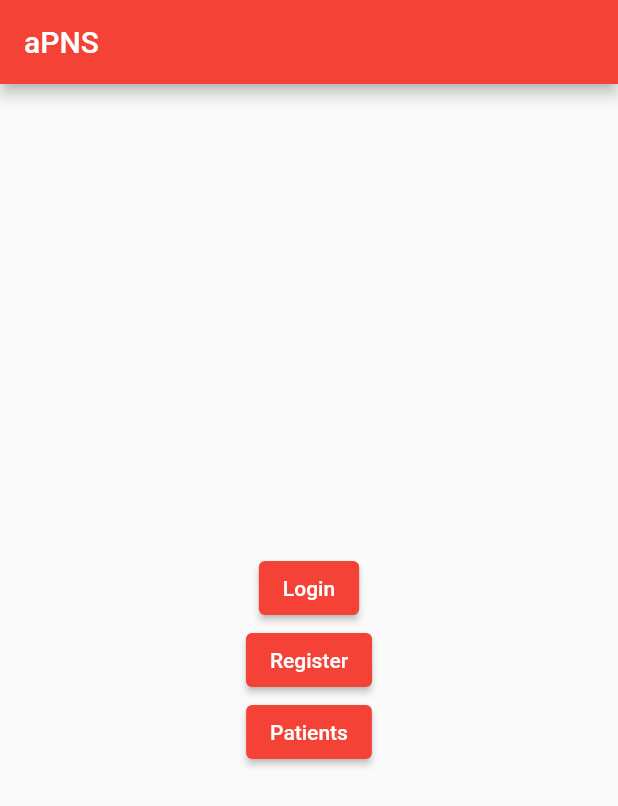
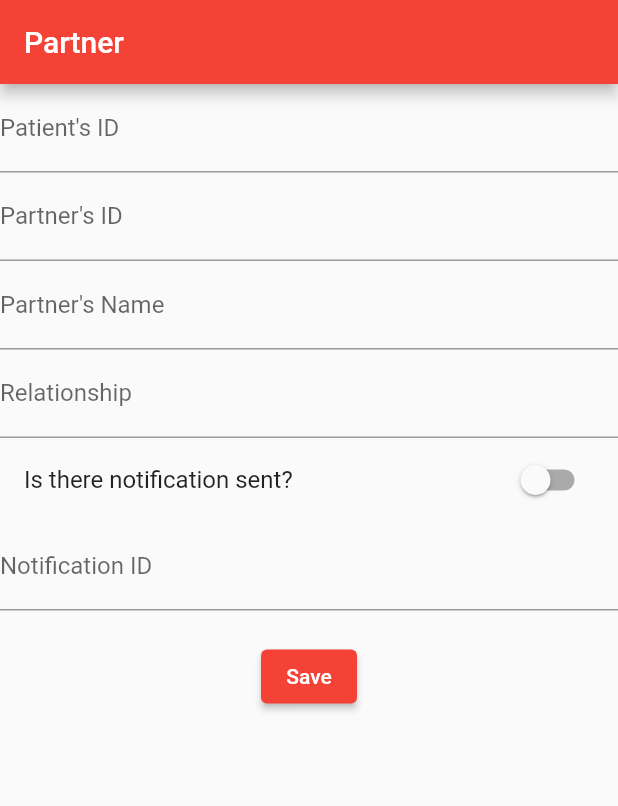
Before and after one commit to SharleenKabiru/aPNS, a Flutter app: the screen it shows after launch, on a phone screen of 412 x 824 dp. Shown: the top 806 px of the screen. Run offline on Flutter 3.47's test engine with Material 2 defaults, Android fonts, the phone set to English and light mode, and no system bars; our stand-ins replace firebase_auth, firebase_core, firebase_database, fluttertoast; accounts and stored records are empty.

Commit message:
add partner file

```diff
--- a/lib/main.dart
+++ b/lib/main.dart
@@ -1,4 +1,5 @@
 import 'package:assisted_pns/views/homescreen.dart';
+import 'package:assisted_pns/views/partner.dart';
 import 'package:firebase_core/firebase_core.dart';
 import 'package:flutter/material.dart';
 
@@ -13,7 +14,7 @@ void main() async{
         primarySwatch: Colors.red,
         visualDensity: VisualDensity.adaptivePlatformDensity,
       ),
-      home:  HomePage(),
+      home:  PartnerPage(),
     ),
   );
 }
--- a/lib/views/homescreen.dart
+++ b/lib/views/homescreen.dart
@@ -1,5 +1,5 @@
 import 'package:assisted_pns/views/loginview.dart';
-import 'package:assisted_pns/views/patients.dart';
+import 'package:assisted_pns/views/persons.dart';
 import 'package:assisted_pns/views/registerview.dart';
 import 'package:flutter/material.dart';
 
--- a/lib/views/loginview.dart
+++ b/lib/views/loginview.dart
@@ -1,4 +1,4 @@
-import 'package:assisted_pns/views/patients_list.dart';
+import 'package:assisted_pns/views/persons_list.dart';
 import 'package:flutter/material.dart';
 import 'package:fluttertoast/fluttertoast.dart';
 import 'package:firebase_auth/firebase_auth.dart';
--- /dev/null
+++ b/lib/views/partner.dart
@@ -0,0 +1,147 @@
+import 'package:flutter/material.dart';
+import 'package:fluttertoast/fluttertoast.dart';
+import 'package:firebase_database/firebase_database.dart';
+
+class PartnerPage extends StatefulWidget {
+  const PartnerPage({super.key});
+
+  @override
+  _PartnerPageState createState() => _PartnerPageState();
+}
+
+class _PartnerPageState extends State<PartnerPage> {
+  final _formKey = GlobalKey<FormState>();
+  int? _patientID, _partnerID, _notID;
+  late String  _partnerName, _relationship;
+  bool _notified = false;
+
+  @override
+  Widget build(BuildContext context) {
+    return Scaffold(
+      appBar: AppBar(
+        title: const Text("Partner"),
+      ),
+      body: Container(
+        height: MediaQuery.of(context).size.height,
+        child: Form(
+        key: _formKey,
+        child: Column(
+          crossAxisAlignment: CrossAxisAlignment.start,
+          children: [
+            TextFormField(
+              decoration: const InputDecoration(labelText: "Patient's ID"),
+              validator: (value) {
+                if (value?.isEmpty == true) {
+                  return "Please enter the ID of the index patient";
+                }
+                return null;
+              },
+              onSaved: (value) {
+                _patientID = int.tryParse(value!) ?? 0;
+              },
+            ),
+            TextFormField(
+              decoration: const InputDecoration(labelText: "Partner's ID"),
+              validator: (value) {
+                if (value?.isEmpty == true) {
+                  return "Please enter the ID of the index patient";
+                }
+                return null;
+              },
+              onSaved: (value) {
+                _partnerID = int.tryParse(value!) ?? 0;
+              },
+            ),
+            TextFormField(
+              decoration: const InputDecoration(labelText: "Partner's Name"),
+              validator: (value) {
+                if (value?.isEmpty == true) {
+                  return "Please enter the name";
+                }
+                return null;
+              },
+              onSaved: (value) {
+                _partnerName = value!;
+              },
+            ),
+            TextFormField(
+              decoration: const InputDecoration(labelText: "Relationship"),
+              validator: (value) {
+                if (value?.isEmpty == true) {
+                  return "Please enter the relationship of the partner to the patient";
+                }
+                return null;
+              },
+              onSaved: (value) {
+                _relationship = value!;
+              },
+            ),
+            SwitchListTile(
+              title: const Text("Is there notification sent?"),
+              value: _notified,
+              onChanged: (bool value) {
+                setState(() {
+                  _notified = value;
+                });
+              },
+            ),
+
+            TextFormField(
+              decoration: const InputDecoration(labelText: "Notification ID"),
+              validator: (value) {
+                if (value?.isEmpty == true) {
+                  return "Please enter the ID of the notification";
+                }
+                return null;
+              },
+              onSaved: (value) {
+                _notID = int.tryParse(value!) ?? 0;
+              },
+            ),
+            const SizedBox(height: 20),
+            Center(
+              child: ElevatedButton(
+                onPressed: () {
+                  if (_formKey.currentState?.validate() ==true) {
+                    _formKey.currentState?.save();
+                    savePartnerInfo();
+                  }
+                },
+                child: const Text("Save"),
+              ),
+            ),
+          ],
+        ),
+      ),
+    )
+    );
+  }
+
+  void savePartnerInfo() {
+    DatabaseReference patientRef =
+    FirebaseDatabase.instance.ref().child("partner").push();
+    Map patientInfo = {
+      "patientID": _patientID,
+      "partnerID": _partnerID,
+      "partnerName": _partnerName,
+      "relationship": _relationship,
+      "notified": _notified,
+      "notID": _notID,
+    };
+    patientRef.set(patientInfo);
+    showToast("Partner info is saved successfully");
+    Navigator.pop(context);
+  }
+
+  void showToast(String message) {
+    Fluttertoast.showToast(
+      msg: message,
+      toastLength: Toast.LENGTH_SHORT,
+      gravity: ToastGravity.CENTER,
+      timeInSecForIosWeb: 1,
+      backgroundColor: Colors.grey[600],
+      textColor: Colors.white,
+      fontSize: 16.0,
+    );
+  }
+}
```
Also changed, not shown: lib/views/persons.dart (renamed from lib/views/patients.dart), lib/views/persons_list.dart (renamed from lib/views/patients_list.dart).
